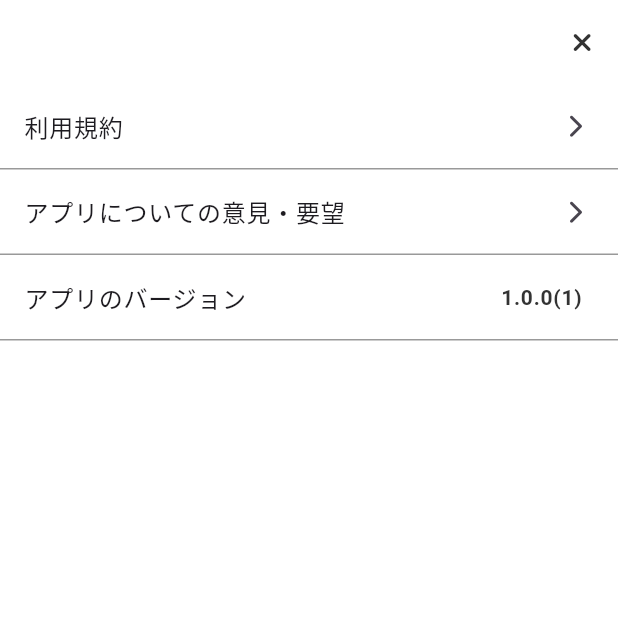
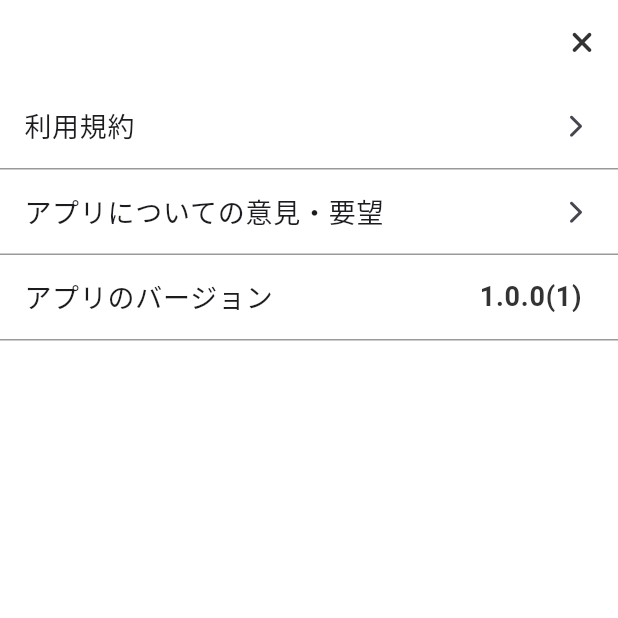
Before and after one commit to agora-creation/ai_test_app, a Flutter app: the InfoScreen screen opened directly, on a phone screen of 412 x 824 dp, the top half of it. Run offline on Flutter 3.47's test engine with Material 3 defaults, Android fonts, the phone set to English and light mode, and no system bars; our stand-ins replace dash_chat_2, flutter_gemini, font_awesome_flutter, google_mobile_ads, in_app_review, modal_bottom_sheet and 2 more; accounts and stored records are empty; network calls fail; Roboto replaces fonts that are missing (TekitouPoem_Bold).

Commit message:
20250509 commit

```diff
--- a/lib/screen/home.dart
+++ b/lib/screen/home.dart
@@ -60,7 +60,7 @@ class _HomeScreenState extends State<HomeScreen> {
     });
   }
 
-  void _sendMessage(ChatMessage chatMessage) async {
+  void _sendMessage(ChatMessage chatMessage) {
     setState(() {
       messages = [chatMessage, ...messages];
     });
@@ -71,7 +71,7 @@ class _HomeScreenState extends State<HomeScreen> {
         generationConfig: GenerationConfig(
           maxOutputTokens: 30,
         ),
-      ).listen((value) {
+      ).listen((value) async {
         ChatMessage? lastMessage = messages.firstOrNull;
         if (lastMessage != null && lastMessage.user == geminiUser) {
           lastMessage = messages.removeAt(0);
@@ -91,11 +91,11 @@ class _HomeScreenState extends State<HomeScreen> {
             messages = [message, ...messages];
           });
         }
+        await _savePrefs(messages);
       });
     } catch (e) {
       print(e);
     }
-    await _savePrefs(messages);
   }
 
   void _init() async {
--- a/lib/screen/info.dart
+++ b/lib/screen/info.dart
@@ -61,7 +61,7 @@ class InfoScreen extends StatelessWidget {
                   snapshot.data ?? '',
                   style: TextStyle(
                     color: kBlackColor,
-                    fontSize: 14,
+                    fontSize: 18,
                     fontWeight: FontWeight.bold,
                   ),
                 );
--- a/lib/widgets/info_list.dart
+++ b/lib/widgets/info_list.dart
@@ -26,7 +26,7 @@ class InfoList extends StatelessWidget {
       child: ListTile(
         title: Text(
           label,
-          style: TextStyle(fontSize: 16),
+          style: TextStyle(fontSize: 18),
         ),
         trailing: trailing,
         onTap: onTap,
```
Also changed, not shown: lib/common/style.dart (+5 -5 lines), 2 other files.
